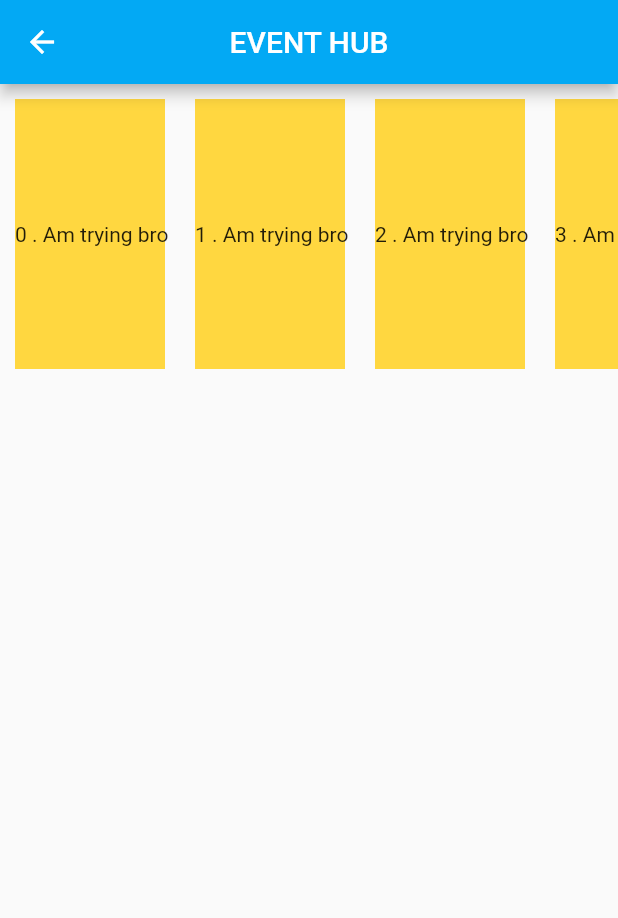
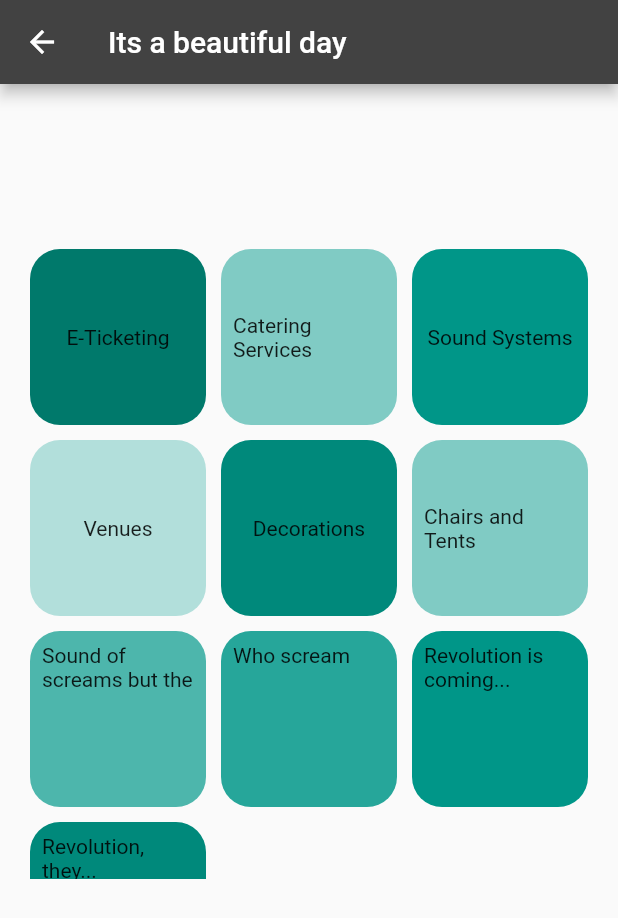
Before and after one commit to Kikome-Christine/YoEvent, a Flutter app: the HomePage screen opened directly, on a phone screen of 412 x 824 dp. Shown: the top 918 px of the screen. Run offline on Flutter 3.47's test engine with Material 2 defaults, Android fonts, the phone set to English and light mode, and no system bars; our stand-ins replace get.

```diff
--- a/yo_event/lib/Accounts/home.dart
+++ b/yo_event/lib/Views/home.dart
@@ -1,4 +1,5 @@
 import 'package:flutter/material.dart';
+import 'package:yo_event/ReusableWidgets/nav_bar.dart';
 
 class HomePage extends StatefulWidget {
   const HomePage({super.key});
@@ -8,6 +9,132 @@ class HomePage extends StatefulWidget {
 }
 
 class _HomePageState extends State<HomePage> {
+  @override
+  Widget build(BuildContext context) {
+    return Scaffold(
+      backgroundColor: Colors.grey[650],
+      appBar: AppBar(
+        title: Text("Its a beautiful day"),
+        backgroundColor: Colors.grey[800],
+      ),
+      body: Container(
+        height: 550,
+        padding: EdgeInsets.only(left: 10, top: 100, right: 10, bottom: 20),
+        child: GridView.count(
+          primary: false,
+          padding: const EdgeInsets.all(10),
+          crossAxisSpacing: 10,
+          mainAxisSpacing: 10,
+          crossAxisCount: 3,
+          children: <Widget>[
+            ClipRRect(
+              borderRadius: BorderRadius.circular(20),
+              child: Container(
+                height: 30,
+                padding: const EdgeInsets.all(8),
+                color: Colors.teal[700],
+                child: Center(child: const Text("E-Ticketing")),
+              ),
+            ),
+            ClipRRect(
+              borderRadius: BorderRadius.circular(20),
+              child: Container(
+                height: 30,
+                padding: const EdgeInsets.all(8),
+                color: Colors.teal[200],
+                child: Center(child: const Text('Catering Services')),
+              ),
+            ),
+            ClipRRect(
+              borderRadius: BorderRadius.circular(20),
+              child: Container(
+                height: 30,
+                padding: const EdgeInsets.all(8),
+                color: Colors.teal[500],
+                child: Center(child: const Text('Sound Systems')),
+              ),
+            ),
+            ClipRRect(
+              borderRadius: BorderRadius.circular(20),
+              child: Container(
+                height: 30,
+                padding: const EdgeInsets.all(8),
+                color: Colors.teal[100],
+                child: Center(child: const Text('Venues')),
+              ),
+            ),
+            ClipRRect(
+              borderRadius: BorderRadius.circular(20),
+              child: Container(
+                height: 30,
+                padding: const EdgeInsets.all(8),
+                color: Colors.teal[600],
+                child: Center(child: const Text('Decorations')),
+              ),
+            ),
+            ClipRRect(
+              borderRadius: BorderRadius.circular(20),
+              child: Container(
+                height: 30,
+                padding: const EdgeInsets.all(8),
+                color: Colors.teal[200],
+                child: Center(child: const Text('Chairs and Tents')),
+              ),
+            ),
+            ClipRRect(
+              borderRadius: BorderRadius.circular(20),
+              child: Container(
+                height: 30,
+                padding: const EdgeInsets.all(8),
+                color: Colors.teal[300],
+                child: const Text('Sound of screams but the'),
+              ),
+            ),
+            ClipRRect(
+              borderRadius: BorderRadius.circular(20),
+              child: Container(
+                height: 30,
+                padding: const EdgeInsets.all(8),
+                color: Colors.teal[400],
+                child: const Text('Who scream'),
+              ),
+            ),
+            ClipRRect(
+              borderRadius: BorderRadius.circular(20),
+              child: Container(
+                height: 30,
+                padding: const EdgeInsets.all(8),
+                color: Colors.teal[500],
+                child: const Text('Revolution is coming...'),
+              ),
+            ),
+            ClipRRect(
+              borderRadius: BorderRadius.circular(20),
+              child: Container(
+                height: 30,
+                padding: const EdgeInsets.all(8),
+                color: Colors.teal[600],
+                child: const Text('Revolution, they...'),
+              ),
+            ),
+          ],
+        ),
+      ),
+
+      // Navigation_Bar(),
+    );
+  }
+}
+
+//OTHER HOMEPAGE LAYOUTS
+class HomePage2 extends StatefulWidget {
+  const HomePage2({super.key});
+
+  @override
+  State<HomePage2> createState() => _HomePage2State();
+}
+
+class _HomePage2State extends State<HomePage2> {
   @override
   Widget build(BuildContext context) {
     return Scaffold(
@@ -21,15 +148,15 @@ class _HomePageState extends State<HomePage> {
           mainAxisSize: MainAxisSize.min,
           children: [
             SizedBox(
-              height: 200,
+              height: 180,
               child: ListView.builder(
                 itemCount: 16,
                 scrollDirection: Axis.horizontal,
                 itemBuilder: (context, index) {
                   return Container(
                     color: Colors.amberAccent,
-                    height: 100,
-                    width: 100,
+                    height: 80,
+                    width: 80,
                     margin: const EdgeInsets.all(10),
                     child: Row(
                       children: [
@@ -144,62 +271,6 @@ class _HomePage1State extends State<HomePage1> {
   }
 }
 
-class HomePage2 extends StatelessWidget {
-  const HomePage2({super.key});
-
-  @override
-  Widget build(BuildContext context) {
-    return Scaffold(
-      backgroundColor: Colors.grey[900],
-      appBar: AppBar(
-        title: Text("Its a beautiful day"),
-        backgroundColor: Colors.grey[800],
-      ),
-      body: Container(
-        child: GridView.count(
-          primary: false,
-          padding: const EdgeInsets.all(20),
-          crossAxisSpacing: 10,
-          mainAxisSpacing: 10,
-          crossAxisCount: 4,
-          children: <Widget>[
-            Container(
-              padding: const EdgeInsets.all(8),
-              color: Colors.teal[100],
-              child: const Text("He'd have you all unravel at the"),
-            ),
-            Container(
-              padding: const EdgeInsets.all(8),
-              color: Colors.teal[200],
-              child: const Text('Heed not the rabble'),
-            ),
-            Container(
-              padding: const EdgeInsets.all(8),
-              color: Colors.teal[300],
-              child: const Text('Sound of screams but the'),
-            ),
-            Container(
-              padding: const EdgeInsets.all(8),
-              color: Colors.teal[400],
-              child: const Text('Who scream'),
-            ),
-            Container(
-              padding: const EdgeInsets.all(8),
-              color: Colors.teal[500],
-              child: const Text('Revolution is coming...'),
-            ),
-            Container(
-              padding: const EdgeInsets.all(8),
-              color: Colors.teal[600],
-              child: const Text('Revolution, they...'),
-            ),
-          ],
-        ),
-      ),
-    );
-  }
-}
-
 //CHAT
 // class HomePage3 extends StatelessWidget {
 //   final List<GridItemData> gridItems = [
@@ -298,36 +369,6 @@ class HomePage2 extends StatelessWidget {
 //             SizedBox(height: 8),
 //             Text(title, style: TextStyle(fontWeight: FontWeight.bold)),
 //             Text(subtitle),
-//           ],
-//         ),
-//       ),
-//     );
-//   }
-// }
-
-// class DetailPage extends StatelessWidget {
-//   final GridItemData gridItemData;
-
-//   DetailPage({required this.gridItemData});
-
-//   @override
-//   Widget build(BuildContext context) {
-//     return Scaffold(
-//       appBar: AppBar(
-//         title: Text(gridItemData.title),
-//       ),
-//       body: Center(
-//         child: Column(
-//           mainAxisAlignment: MainAxisAlignment.center,
-//           children: [
-//             Image.asset(
-//               gridItemData.imageAsset,
-//               height: 200,
-//               width: 200,
-//               fit: BoxFit.cover,
-//             ),
-//             SizedBox(height: 16),
-//             Text(gridItemData.subtitle),
 //           ],
 //         ),
 //       ),
--- a/yo_event/pubspec.yaml
+++ b/yo_event/pubspec.yaml
@@ -31,6 +31,7 @@ dependencies:
   flutter:
     sdk: flutter
   dots_indicator: ^3.0.0
+  get: ^4.6.5
 
 
   # The following adds the Cupertino Icons font to your application.
```
Also changed, not shown: yo_event/lib/Accounts/sign_up.dart (+7 -3 lines), yo_event/lib/ReusableWidgets/colors.dart (+6 -6 lines), yo_event/lib/ReusableWidgets/reusableDimensions.dart (added, +52 -0 lines), yo_event/lib/Views/Event_page.dart (+10 -3 lines), yo_event/lib/Main/AvailableVenues.dart (renamed from yo_event/lib/Models/Venues/AvailableVenues.dart), yo_event/pubspec.lock.
